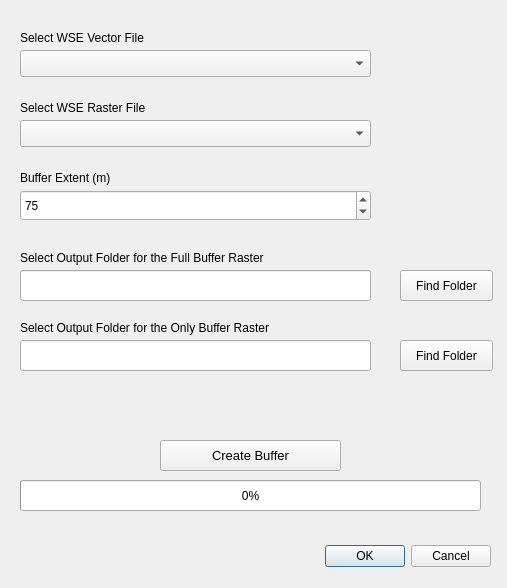
This is GW_Buffer_Raster_dialog_base.ui in blairscriven/Groundwater-Buffer-Raster as Qt 5 draws it before an edit. The edited form follows.
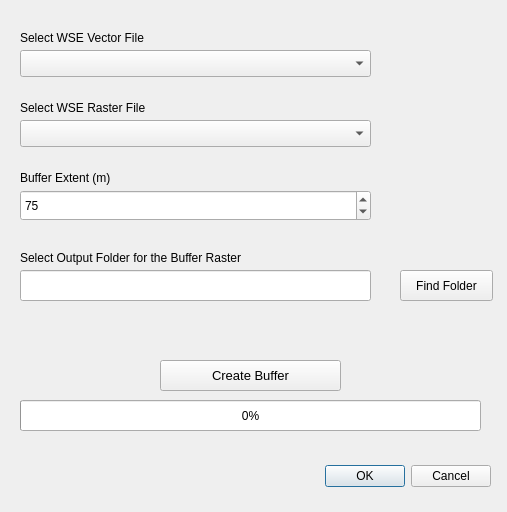
This is the edited form. Custom widgets are drawn as their Qt base class.

Commit message:
Only clipped buffer + runAndLoadResults
Now only the clipped buffer is created - when/if I can get the raster merge to work properly, then I will make the full buffer an option.  Also, now the final clipped raster buffer is automatically added to the QgsProject

```diff
--- a/GW_Buffer_Raster_dialog_base.ui
+++ b/GW_Buffer_Raster_dialog_base.ui
@@ -7,7 +7,7 @@
     <x>0</x>
     <y>0</y>
     <width>507</width>
-    <height>588</height>
+    <height>512</height>
    </rect>
   </property>
   <property name="windowTitle">
@@ -17,7 +17,7 @@
    <property name="geometry">
     <rect>
      <x>150</x>
-     <y>540</y>
+     <y>460</y>
      <width>341</width>
      <height>32</height>
     </rect>
@@ -102,7 +102,7 @@
     </font>
    </property>
    <property name="text">
-    <string>Select Output Folder for the Full Buffer Raster</string>
+    <string>Select Output Folder for the Buffer Raster</string>
    </property>
   </widget>
   <widget class="QPushButton" name="FindFullFold_Button">
@@ -137,62 +137,11 @@
     <string/>
    </property>
   </widget>
-  <widget class="QLineEdit" name="FindOnlyFold_LineEdit">
-   <property name="geometry">
-    <rect>
-     <x>20</x>
-     <y>340</y>
-     <width>351</width>
-     <height>31</height>
-    </rect>
-   </property>
-   <property name="font">
-    <font>
-     <family>Arial</family>
-     <pointsize>8</pointsize>
-    </font>
-   </property>
-   <property name="placeholderText">
-    <string/>
-   </property>
-  </widget>
-  <widget class="QPushButton" name="FindOnlyFold_Button">
-   <property name="geometry">
-    <rect>
-     <x>400</x>
-     <y>340</y>
-     <width>93</width>
-     <height>31</height>
-    </rect>
-   </property>
-   <property name="text">
-    <string>Find Folder</string>
-   </property>
-  </widget>
-  <widget class="QLabel" name="label_5">
-   <property name="geometry">
-    <rect>
-     <x>20</x>
-     <y>320</y>
-     <width>311</width>
-     <height>16</height>
-    </rect>
-   </property>
-   <property name="font">
-    <font>
-     <family>Arial</family>
-     <pointsize>9</pointsize>
-    </font>
-   </property>
-   <property name="text">
-    <string>Select Output Folder for the Only Buffer Raster</string>
-   </property>
-  </widget>
   <widget class="QPushButton" name="Process_Button">
    <property name="geometry">
     <rect>
      <x>160</x>
-     <y>440</y>
+     <y>360</y>
      <width>181</width>
      <height>31</height>
     </rect>
@@ -210,7 +159,7 @@
    <property name="geometry">
     <rect>
      <x>20</x>
-     <y>480</y>
+     <y>400</y>
      <width>461</width>
      <height>31</height>
     </rect>
@@ -223,7 +172,7 @@
    <property name="geometry">
     <rect>
      <x>30</x>
-     <y>410</y>
+     <y>330</y>
      <width>441</width>
      <height>16</height>
     </rect>
```
Left out of the diff: 4 changed lines with no effect on the pictures. The commit also changes 1 other file.
